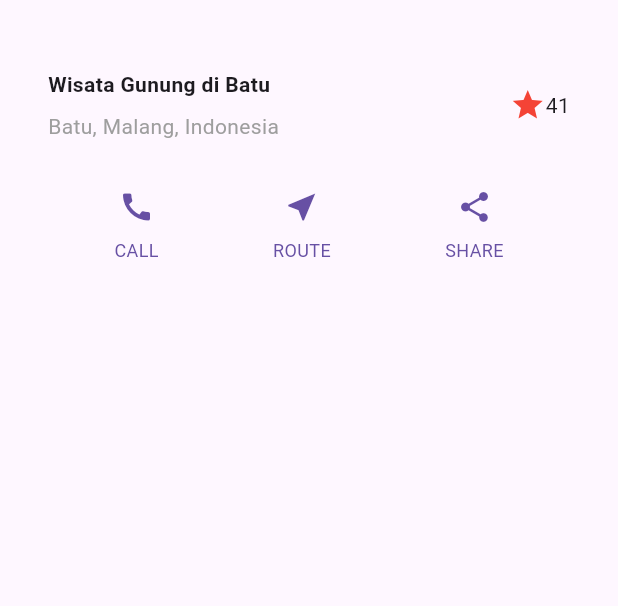
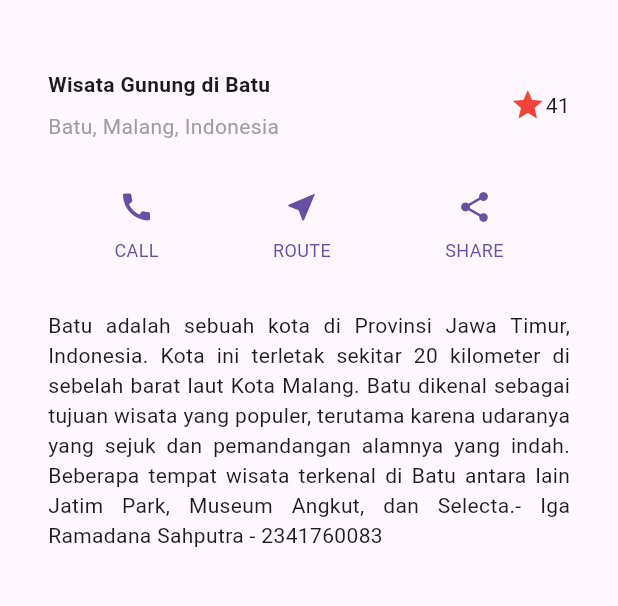
Before and after one commit to igaramadana/PMB_JS05, a Flutter app: the screen it shows after launch, on a phone screen of 412 x 824 dp, the part 63-669 px from its top. Run offline on Flutter 3.47's test engine with Material 3 defaults, Android fonts, the phone set to English and light mode, and no system bars.

Commit message:
Praktikum 3 - Implementasi text section

```diff
--- a/lib/main.dart
+++ b/lib/main.dart
@@ -70,11 +70,21 @@ class MyApp extends StatelessWidget {
       ],
     );
 
+    Widget textSection = Container(
+      padding: const EdgeInsets.all(32),
+      child: const Text(
+        'Batu adalah sebuah kota di Provinsi Jawa Timur, Indonesia. Kota ini terletak sekitar 20 kilometer di sebelah barat laut Kota Malang. Batu dikenal sebagai tujuan wisata yang populer, terutama karena udaranya yang sejuk dan pemandangan alamnya yang indah. Beberapa tempat wisata terkenal di Batu antara lain Jatim Park, Museum Angkut, dan Selecta.'
+        '- Iga Ramadana Sahputra - 2341760083',
+        textAlign: TextAlign.justify,
+        softWrap: true,
+      ),
+    );
+
     return MaterialApp(
       title: 'Flutter layout: Iga Ramadana Sahputra - 2341760083',
       home: Scaffold(
         appBar: AppBar(title: const Text('Flutter layout demo')),
-        body: Column(children: [titleSection, buttonSection]),
+        body: Column(children: [titleSection, buttonSection, textSection]),
       ),
     );
   }
```
